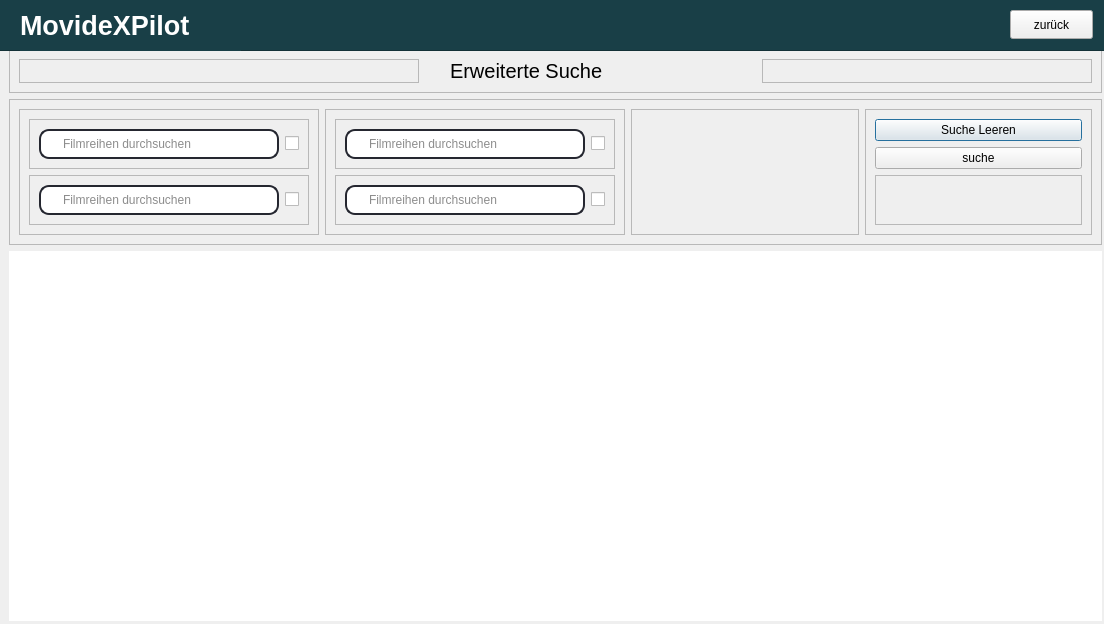
carlos1234532/Filmdatenbank, file filmdatebank3/advancedsearch.ui: the form before one commit.
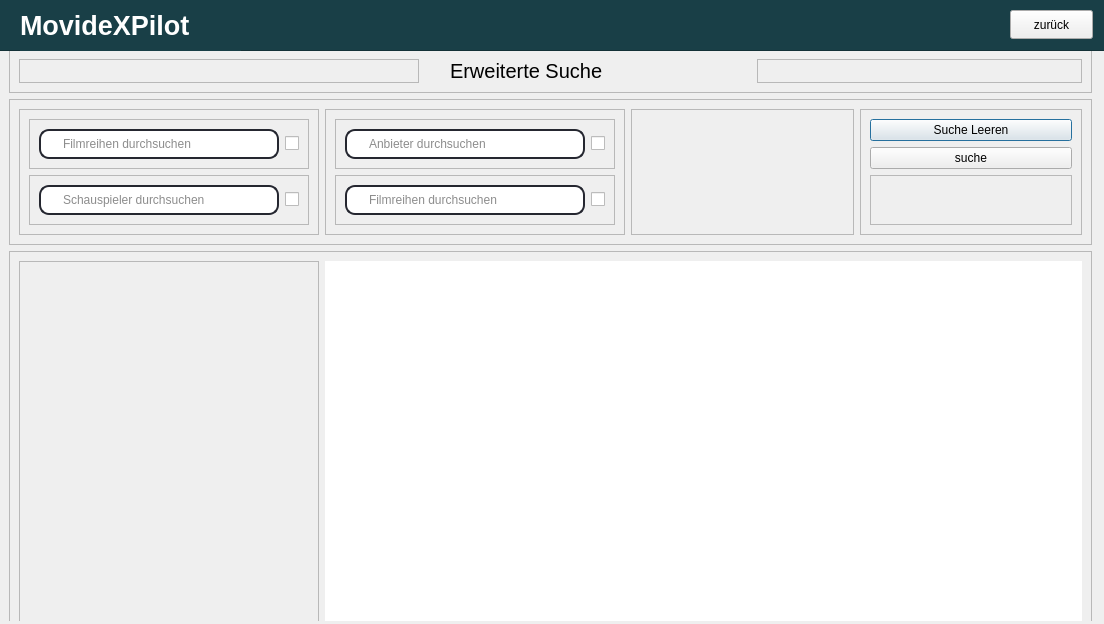
The form after the commit.

Diff of the .ui file:
```diff
--- a/filmdatebank3/advancedsearch.ui
+++ b/filmdatebank3/advancedsearch.ui
@@ -18,7 +18,7 @@
     <rect>
      <x>0</x>
      <y>40</y>
-     <width>1111</width>
+     <width>1101</width>
      <height>581</height>
     </rect>
    </property>
@@ -39,8 +39,8 @@
      <rect>
       <x>0</x>
       <y>0</y>
-      <width>1111</width>
-      <height>1257</height>
+      <width>1101</width>
+      <height>1281</height>
      </rect>
     </property>
     <layout class="QVBoxLayout" name="verticalLayout_3">
@@ -213,7 +213,7 @@
 }</string>
                 </property>
                 <property name="placeholderText">
-                 <string>Filmreihen durchsuchen</string>
+                 <string>Schauspieler durchsuchen</string>
                 </property>
                </widget>
               </item>
@@ -277,7 +277,7 @@
 }</string>
                 </property>
                 <property name="placeholderText">
-                 <string>Filmreihen durchsuchen</string>
+                 <string>Anbieter durchsuchen</string>
                 </property>
                </widget>
               </item>
@@ -396,7 +396,32 @@
       </widget>
      </item>
      <item>
-      <widget class="QTextEdit" name="textEdit">
+      <widget class="QFrame" name="frame_13">
+       <property name="frameShape">
+        <enum>QFrame::StyledPanel</enum>
+       </property>
+       <property name="frameShadow">
+        <enum>QFrame::Raised</enum>
+       </property>
+       <layout class="QHBoxLayout" name="horizontalLayout_4">
+        <item>
+         <widget class="QFrame" name="frame_16">
+          <property name="minimumSize">
+           <size>
+            <width>300</width>
+            <height>0</height>
+           </size>
+          </property>
+          <property name="frameShape">
+           <enum>QFrame::StyledPanel</enum>
+          </property>
+          <property name="frameShadow">
+           <enum>QFrame::Raised</enum>
+          </property>
+         </widget>
+        </item>
+        <item>
+         <widget class="QTextEdit" name="Ausgabe">
        <property name="minimumSize">
         <size>
          <width>0</width>
@@ -406,6 +431,9 @@
        <property name="frameShape">
         <enum>QFrame::NoFrame</enum>
        </property>
+         </widget>
+        </item>
+       </layout>
       </widget>
      </item>
     </layout>
```
Left out of the diff: 8 changed lines with no effect on the pictures. Lines whose indentation alone changed are shown as unchanged.
